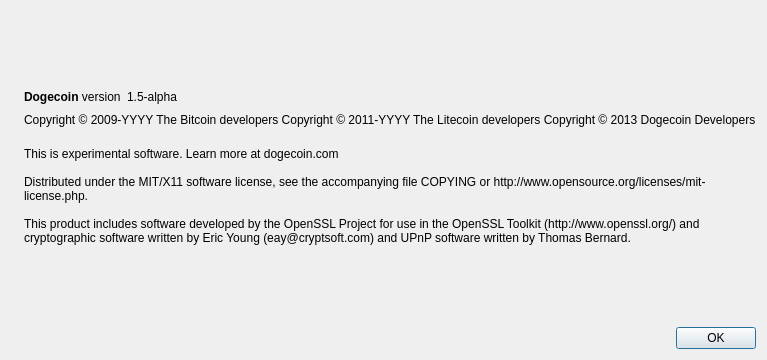
Old version of the form src/qt/forms/aboutdialog.ui in the repository scryptcoins/testcoin.
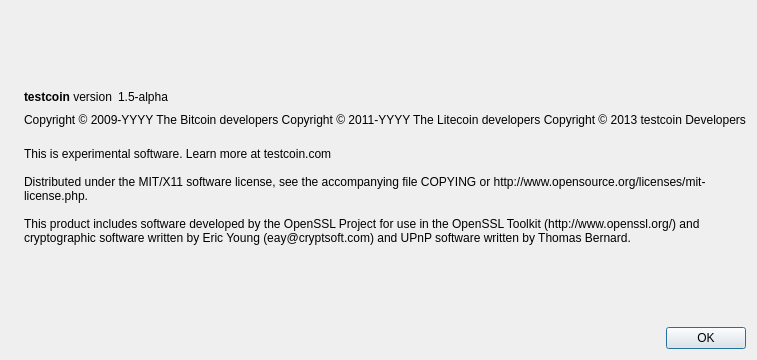
New version of the form. Icons and pictures are not drawn.

```diff
--- a/src/qt/forms/aboutdialog.ui
+++ b/src/qt/forms/aboutdialog.ui
@@ -50,7 +50,7 @@
           <cursorShape>IBeamCursor</cursorShape>
          </property>
          <property name="text">
-          <string>&lt;b&gt;Dogecoin&lt;/b&gt; version</string>
+          <string>&lt;b&gt;testcoin&lt;/b&gt; version</string>
          </property>
          <property name="textInteractionFlags">
           <set>Qt::LinksAccessibleByMouse|Qt::TextSelectableByKeyboard|Qt::TextSelectableByMouse</set>
@@ -93,7 +93,7 @@
        <property name="text">
         <string notr="true">Copyright &amp;copy; 2009-YYYY The Bitcoin developers
 Copyright &amp;copy; 2011-YYYY The Litecoin developers
-Copyright &amp;copy; 2013 Dogecoin Developers</string>
+Copyright &amp;copy; 2013 testcoin Developers</string>
        </property>
        <property name="textFormat">
         <enum>Qt::RichText</enum>
@@ -110,7 +110,7 @@
        </property>
        <property name="text">
         <string>
-This is experimental software. Learn more at dogecoin.com
+This is experimental software. Learn more at testcoin.com
 
 Distributed under the MIT/X11 software license, see the accompanying file COPYING or http://www.opensource.org/licenses/mit-license.php.
 
```
Left out of the diff: 2 changed lines with no effect on the pictures.
